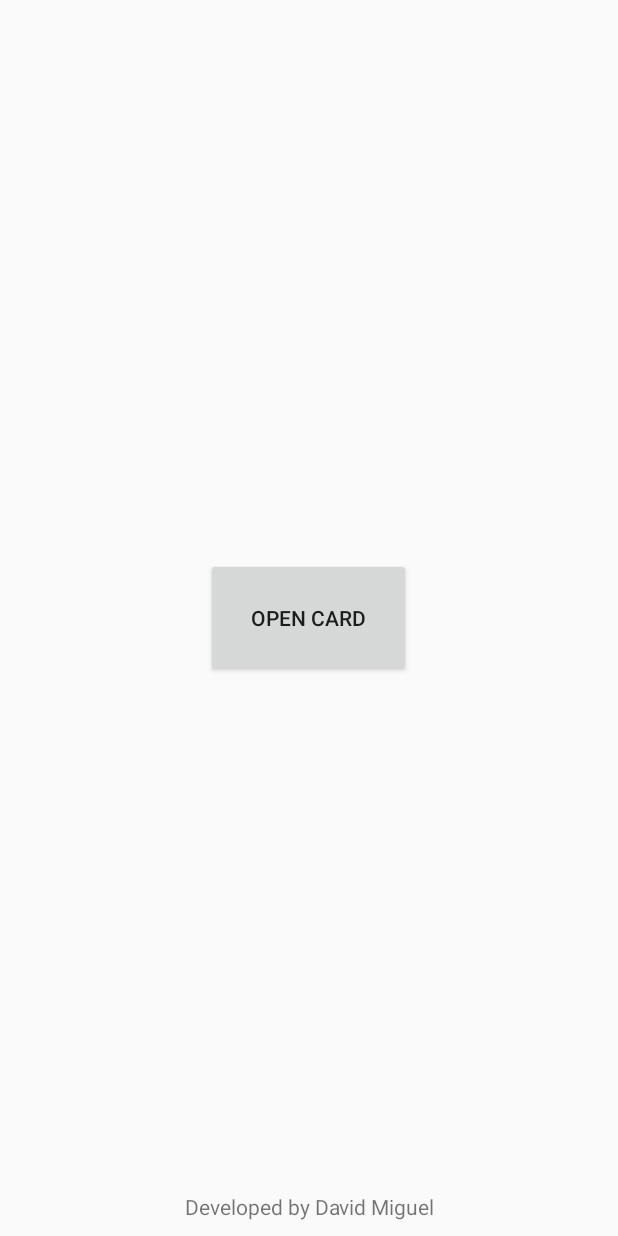
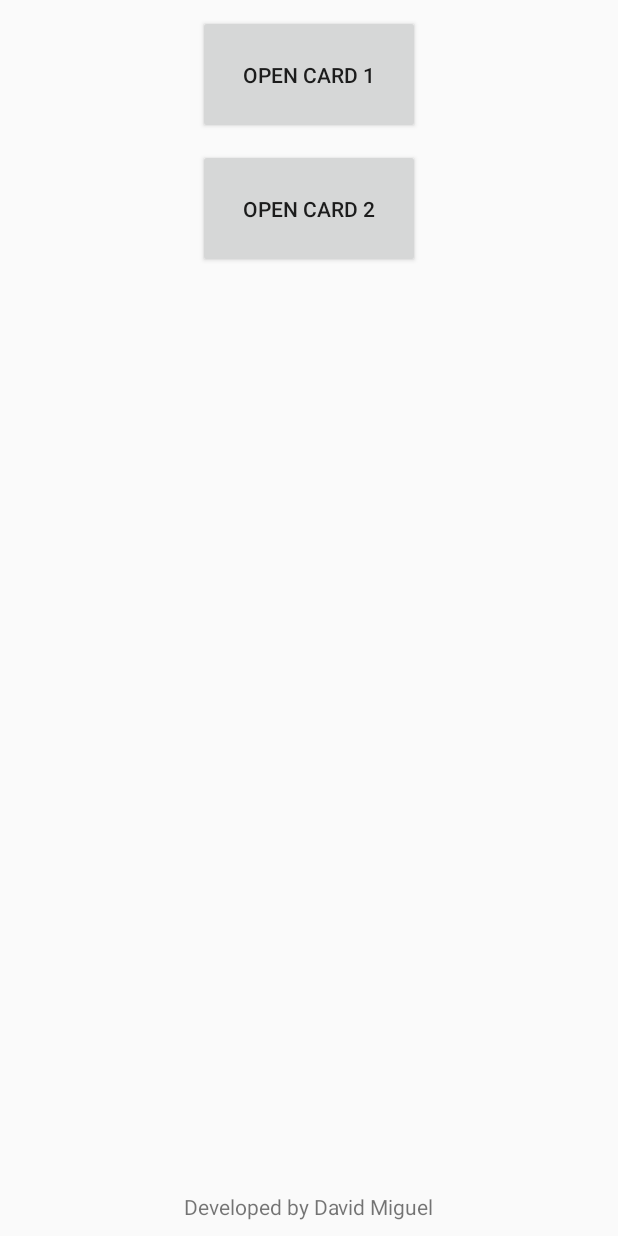
Before and after one commit to davidmigloz/drag-to-close, an Android app: the screen it shows after launch (MainActivity), on a phone screen of 412 x 824 dp. Run offline under Robolectric (Android 15) with nearby library versions, the phone set to English and light mode, and no system bars.

Commit message:
Impelement #5 close activity optional.

```diff
--- a/lib/src/main/res/values/attrs.xml
+++ b/lib/src/main/res/values/attrs.xml
@@ -1,7 +1,8 @@
 <?xml version="1.0" encoding="utf-8"?>
 <resources>
     <declare-styleable name="DragToClose">
-        <attr name="draggableView" format="reference"/>
-        <attr name="draggableContainer" format="reference"/>
+        <attr name="draggableView" format="reference" />
+        <attr name="draggableContainer" format="reference" />
+        <attr name="finishActivity" format="boolean" />
     </declare-styleable>
 </resources>
--- a/sample/src/main/AndroidManifest.xml
+++ b/sample/src/main/AndroidManifest.xml
@@ -16,7 +16,8 @@
                 <category android:name="android.intent.category.LAUNCHER" />
             </intent-filter>
         </activity>
-        <activity android:name="com.davidmiguel.sample.CardActivity"/>
+        <activity android:name="com.davidmiguel.sample.Card1Activity" />
+        <activity android:name="com.davidmiguel.sample.Card2Activity" />
     </application>
 
 </manifest>
--- a/sample/src/main/res/layout/activity_card.xml
+++ b/sample/src/main/res/layout/activity_card1.xml
@@ -12,7 +12,7 @@
     android:paddingStart="12dp"
     drag:draggableContainer="@+id/card"
     drag:draggableView="@+id/close_arrow"
-    tools:context="com.davidmiguel.sample.CardActivity">
+    tools:context="com.davidmiguel.sample.Card1Activity">
 
     <LinearLayout
         android:id="@+id/card"
@@ -64,9 +64,9 @@
                     android:id="@+id/btn"
                     android:layout_width="wrap_content"
                     android:layout_height="wrap_content"
+                    android:layout_gravity="center"
+                    android:layout_marginBottom="15dp"
                     android:layout_marginTop="15dp"
-                    android:layout_marginBottom="15dp"
-                    android:layout_gravity="center"
                     android:padding="10dp"
                     android:text="@string/click_me" />
 
--- a/sample/src/main/res/layout/activity_main.xml
+++ b/sample/src/main/res/layout/activity_main.xml
@@ -1,24 +1,35 @@
 <?xml version="1.0" encoding="utf-8"?>
 
-<FrameLayout xmlns:android="http://schemas.android.com/apk/res/android"
+<RelativeLayout xmlns:android="http://schemas.android.com/apk/res/android"
     android:layout_width="match_parent"
-    android:layout_height="match_parent">
+    android:layout_height="match_parent"
+    android:layout_margin="10dp">
 
     <Button
-        android:id="@+id/open_btn"
+        android:id="@+id/open_card1"
         android:layout_width="wrap_content"
         android:layout_height="wrap_content"
-        android:layout_gravity="center"
-        android:onClick="openCard"
+        android:layout_centerHorizontal="true"
+        android:onClick="openCard1"
         android:padding="30dp"
-        android:text="@string/open_card" />
+        android:text="@string/open_card_1" />
+
+    <Button
+        android:id="@+id/open_card2"
+        android:layout_width="wrap_content"
+        android:layout_height="wrap_content"
+        android:layout_below="@id/open_card1"
+        android:layout_centerHorizontal="true"
+        android:layout_marginTop="10dp"
+        android:onClick="openCard2"
+        android:padding="30dp"
+        android:text="@string/open_card_2" />
 
     <TextView
-        android:layout_width="match_parent"
+        android:layout_width="wrap_content"
         android:layout_height="wrap_content"
-        android:layout_gravity="bottom"
-        android:layout_marginBottom="10dp"
-        android:gravity="center_horizontal"
+        android:layout_alignParentBottom="true"
+        android:layout_centerHorizontal="true"
         android:text="@string/developed_by" />
 
-</FrameLayout>
+</RelativeLayout>
--- a/sample/src/main/res/values/strings.xml
+++ b/sample/src/main/res/values/strings.xml
@@ -1,9 +1,11 @@
 <resources>
     <string name="app_name">Drag To Close</string>
-    <string name="open_card">Open card</string>
+    <string name="open_card_1">Open card 1</string>
+    <string name="open_card_2">Open card 2</string>
     <string name="developed_by">Developed by David Miguel</string>
     <string name="lorem_ipsum">Lorem Ipsum</string>
     <string name="lorem_text">Lorem ipsum dolor sit amet, consectetur adipiscing elit. Nullam orci metus, efficitur in arcu eget, congue euismod est.\n\nUt pellentesque, turpis quis pulvinar pharetra, est est dictum libero, non iaculis libero tellus eget nisl. Curabitur sodales velit in lorem sodales, vitae dapibus felis fermentum. Duis nec malesuada neque. In a lacinia eros, vitae tincidunt eros.\n\nSuspendisse ut blandit mi, nec pellentesque eros. Phasellus suscipit neque at elit iaculis, at suscipit leo placerat. Pellentesque sollicitudin in orci at tempus.\n\nNunc nibh enim, ornare ut egestas vel, luctus sed lorem. Ut malesuada hendrerit eros, vitae dapibus lorem egestas ut. Lorem ipsum dolor sit amet, consectetur adipiscing elit. Nullam orci metus, efficitur in arcu eget, congue euismod est.\n\nUt pellentesque, turpis quis pulvinar pharetra, est est dictum libero, non iaculis libero tellus eget nisl. Curabitur sodales velit in lorem sodales, vitae dapibus felis fermentum. Duis nec malesuada neque. In a lacinia eros, vitae tincidunt eros.\n\nSuspendisse ut blandit mi, nec pellentesque eros. Phasellus suscipit neque at elit iaculis, at suscipit leo placerat. Pellentesque sollicitudin in orci at tempus.\n\nNunc nibh enim, ornare ut egestas vel, luctus sed lorem. Ut malesuada hendrerit eros, vitae dapibus lorem egestas ut.</string>
     <string name="click_me">Click me!</string>
     <string name="clicked">You clicked me!!!</string>
+    <string name="reopen">Reopen!</string>
 </resources>
```
Also changed, not shown: lib/src/main/java/com/davidmiguel/dragtoclose/DragToClose.java (+10 -4 lines), sample/src/main/java/com/davidmiguel/sample/Card1Activity.java (renamed from sample/src/main/java/com/davidmiguel/sample/CardActivity.java, +7 -4 lines), sample/src/main/java/com/davidmiguel/sample/Card2Activity.java (added, +16 -0 lines), sample/src/main/java/com/davidmiguel/sample/MainActivity.java (+9 -3 lines), sample/src/main/res/layout/activity_card2.xml (added, +67 -0 lines).
